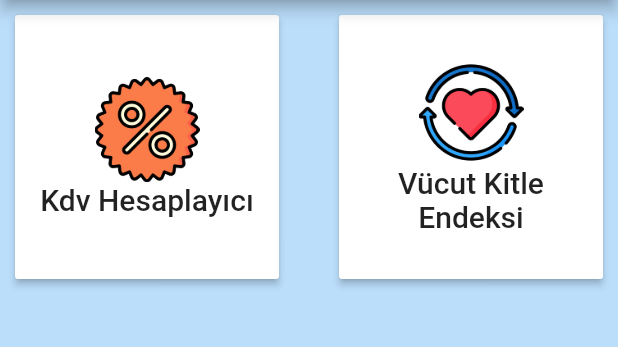
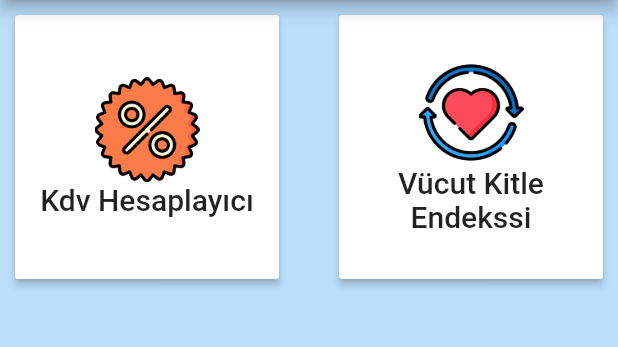
Before and after one commit to batuhansavas-yilmaz/topluhesaplayici, a Flutter app: the screen it shows after launch, on a phone screen of 412 x 824 dp, the part 84-431 px from its top. Run offline on Flutter 3.47's test engine with Material 2 defaults, Android fonts, the phone set to English and light mode, and no system bars.

Commit message:
"toplu hesaplayici"

```diff
--- a/lib/main.dart
+++ b/lib/main.dart
@@ -82,7 +82,7 @@ class _HomePageState extends State<HomePage> {
                   mainAxisAlignment: MainAxisAlignment.center,
                   children: [
                     Image(image: AssetImage("assets/love.png"),height: 70,),
-                    Text("Vücut Kitle Endeksi",style: TextStyle(fontSize: 20),textAlign: TextAlign.center,)
+                    Text("Vücut Kitle Endekssi",style: TextStyle(fontSize: 20),textAlign: TextAlign.center,)
                   ],
                 ),
               ),
```
